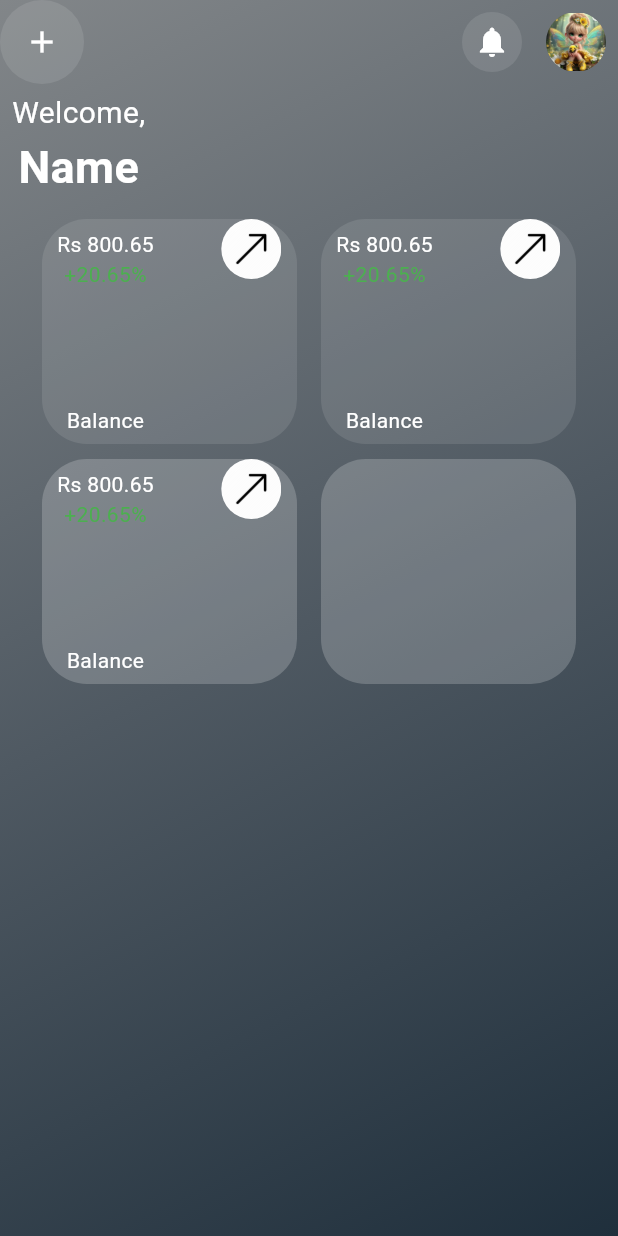
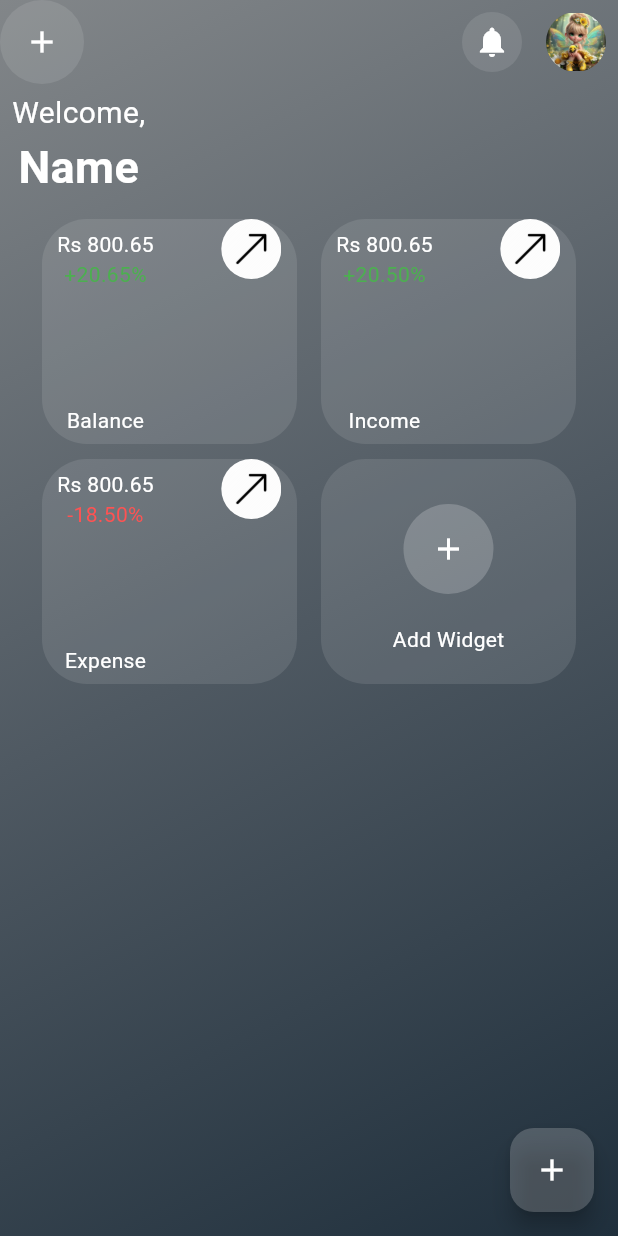
Before and after one commit to aleena02122002/banking_app, a Flutter app: the screen it shows after launch, on a phone screen of 412 x 824 dp. Run offline on Flutter 3.47's test engine with Material 3 defaults, Android fonts, the phone set to English and light mode, and no system bars.

Commit message:
Add widgets in home, customize bottom style sheet

```diff
--- a/lib/controllers/bottomStyleSheet.dart
+++ b/lib/controllers/bottomStyleSheet.dart
@@ -2,35 +2,24 @@ import 'package:flutter/material.dart';
 
 class BottomSheets extends StatefulWidget {
   final Widget child;
-  const BottomSheets({super.key, required this.child});
+  const BottomSheets({Key? key, required this.child}) : super(key: key);
 
   @override
   State<BottomSheets> createState() => _BottomSheetsState();
 }
 
 class _BottomSheetsState extends State<BottomSheets> {
-
-  final sheet = GlobalKey();
-  final controller = DraggableScrollableController();
   @override
   Widget build(BuildContext context) {
-    return LayoutBuilder(builder: (builder, constraints){
-      return DraggableScrollableSheet(
-          builder: (BuildContext context, ScrollController scrollController){
-            return DecoratedBox(decoration: BoxDecoration(
-              color: Colors.white,
-              boxShadow: [
-                BoxShadow(
-                  color: Colors.yellow,
-                  blurRadius: 10,
-                  spreadRadius: 1,
-                  offset: Offset(0, 1),
-                )
-              ],
-                borderRadius: BorderRadius.only(topLeft: Radius.circular(22),topRight: Radius.circular(22))
-            ));
-          }
-      );
-    });
+    return DraggableScrollableSheet(
+      builder: (BuildContext context, ScrollController scrollController) {
+        return Container(
+
+        );
+      },
+      initialChildSize: 0.5, // The initial size of the sheet when created
+      minChildSize: 0.25, // The minimum size of the sheet
+      maxChildSize: 1.0, // The maximum size of the sheet
+    );
   }
 }
--- a/lib/views/home.dart
+++ b/lib/views/home.dart
@@ -14,7 +14,6 @@ class _HomeViewState extends State<HomeView> {
   Widget build(BuildContext context) {
     return Scaffold(
       extendBodyBehindAppBar: true,
-      // bottomSheet: BottomSheets(child: Text('data')),
       appBar: AppBar(
         forceMaterialTransparency: true,
         leading: Container(
@@ -47,10 +46,6 @@ class _HomeViewState extends State<HomeView> {
                   child: Container(
                     width: 40,
                     height: 40,
-                    decoration: BoxDecoration(
-                      borderRadius: BorderRadius.circular(100),
-                      // color: Colors.white.withOpacity(0.1),
-                    ),
                     child: Image.asset("assets/images/profile2.jpg"),
                   ),
                 ),
@@ -77,7 +72,6 @@ class _HomeViewState extends State<HomeView> {
                           "Welcome,",
                           style: TextStyle(
                             fontSize: 20,
-                            // fontWeight: FontWeight.bold,
                             color: Colors.white,
                           ),
                         ),
@@ -94,8 +88,7 @@ class _HomeViewState extends State<HomeView> {
                   ),
                 ),
                 Padding(
-                  padding: const EdgeInsets.symmetric(
-                      horizontal: 8.0, vertical: 8.0),
+                  padding: const EdgeInsets.symmetric(horizontal: 8.0, vertical: 8.0),
                   child: Column(
                     mainAxisAlignment: MainAxisAlignment.center,
                     crossAxisAlignment: CrossAxisAlignment.center,
@@ -103,9 +96,44 @@ class _HomeViewState extends State<HomeView> {
                       Row(
                         mainAxisAlignment: MainAxisAlignment.center,
                         children: [
-                          Padding(
-                            padding:
-                                const EdgeInsets.symmetric(horizontal: 8.0),
+                          _buildCard("Rs 800.65", "+20.65%", "Balance", Colors.green),
+                          _buildCard("Rs 800.65", "+20.50%", "Income", Colors.green),
+                        ],
+                      ),
+                      const SizedBox(height: 10),
+                      Row(
+                        mainAxisAlignment: MainAxisAlignment.center,
+                        children: [
+                          _buildCard("Rs 800.65", "-18.50%", "Expense", Colors.redAccent),
+                          _buildAddWidgetCard(),
+                        ],
+                      ),
+                    ],
+                  ),
+                ),
+              ],
+            ),
+          ),
+        ),
+      ),
+      floatingActionButton: FloatingActionButton(
+        onPressed: () {
+          showModalBottomSheet(
+            context: context,
+            builder: (context) {
+              return BottomSheets(child: Text("Sheets"));
+            },
+          );
+        },
+        child: Icon(Icons.add,color: Colors.white,),
+        backgroundColor: Colors.white.withOpacity(0.2),
+      ),
+    );
+  }
+
+  Widget _buildCard(String amount, String percentage, String label, Color percentageColor) {
+    return Padding(
+      padding: const EdgeInsets.symmetric(horizontal: 8.0),
       child: Container(
         height: 150,
         width: 170,
@@ -118,34 +146,34 @@ class _HomeViewState extends State<HomeView> {
             Column(
               children: [
                 Padding(
-                                            padding: const EdgeInsets.symmetric(vertical: 7.0,horizontal: 10.0),
+                  padding: const EdgeInsets.symmetric(vertical: 7.0, horizontal: 10.0),
                   child: Column(
                     children: [
-                                                Text("Rs 800.65",style: TextStyle(color: Colors.white),),
-                                                Text("+20.65%",style: TextStyle(color: Colors.green),),
+                      Text(amount, style: TextStyle(color: Colors.white)),
+                      Text(percentage, style: TextStyle(color: percentageColor)),
                     ],
                   ),
                 ),
-                                          SizedBox(height:70 ),
-                                          Text("Balance",style: TextStyle(color: Colors.white),),
-
+                SizedBox(height: 70),
+                Text(label, style: TextStyle(color: Colors.white)),
               ],
             ),
-                                  SizedBox(width: 35,height: 10,),
+            SizedBox(width: 35, height: 10),
             Align(
               alignment: Alignment.topRight,
               child: ClipOval(
-                                            child: Image.asset(
-                                                "assets/images/arrow.png",width: 40,height: 40,),
+                child: Image.asset("assets/images/arrow.png", width: 40, height: 40),
               ),
             ),
           ],
         ),
       ),
-                          ),
-                          Padding(
-                            padding:
-                                const EdgeInsets.symmetric(horizontal: 8.0),
+    );
+  }
+
+  Widget _buildAddWidgetCard() {
+    return Padding(
+      padding: const EdgeInsets.symmetric(horizontal: 8.0),
       child: Container(
         height: 150,
         width: 170,
@@ -153,102 +181,21 @@ class _HomeViewState extends State<HomeView> {
           borderRadius: BorderRadius.circular(30),
           color: Colors.white.withOpacity(0.1),
         ),
-                              child: Row(
-                                children: [
-                                  Column(
-                                    children: [
-                                      Padding(
-                                        padding: const EdgeInsets.symmetric(vertical: 7.0,horizontal: 10.0),
         child: Column(
           children: [
-                                            Text("Rs 800.65",style: TextStyle(color: Colors.white),),
-                                            Text("+20.65%",style: TextStyle(color: Colors.green),),
-                                          ],
-                                        ),
-                                      ),
-                                      SizedBox(height:70 ),
-                                      Text("Balance",style: TextStyle(color: Colors.white),),
-
-                                    ],
-                                  ),
-                                  SizedBox(width: 35,height: 10,),
-                                  Align(
-                                    alignment: Alignment.topRight,
-                                    child: ClipOval(
-                                      child: Image.asset(
-                                        "assets/images/arrow.png",width: 40,height: 40,),
-                                    ),
-                                  ),
-                                ],
-                              ),
-                            ),
-                          ),
-                        ],
-                      ),
-                      const SizedBox(height: 10),
-                      Row(
-                        mainAxisAlignment: MainAxisAlignment.center,
-                        children: [
-                          Padding(
-                            padding:
-                                const EdgeInsets.symmetric(horizontal: 8.0),
-                            child: Container(
-                              height: 150,
-                              width: 170,
+            SizedBox(height: 30.0),
+            Container(
+              height: 60,
+              width: 60,
               decoration: BoxDecoration(
                 borderRadius: BorderRadius.circular(30),
                 color: Colors.white.withOpacity(0.2),
               ),
-                              child: Row(
-                                children: [
-                                  Column(
-                                    children: [
-                                      Padding(
-                                        padding: const EdgeInsets.symmetric(vertical: 7.0,horizontal: 10.0),
-                                        child: Column(
-                                          children: [
-                                            Text("Rs 800.65",style: TextStyle(color: Colors.white),),
-                                            Text("+20.65%",style: TextStyle(color: Colors.green),),
+              child: Icon(Icons.add, color: Colors.white),
+            ),
+            SizedBox(height: 20),
+            Text("Add Widget", style: TextStyle(color: Colors.white)),
           ],
-                                        ),
-                                      ),
-                                      SizedBox(height:70 ),
-                                      Text("Balance",style: TextStyle(color: Colors.white),),
-
-                                    ],
-                                  ),
-                                  SizedBox(width: 35,height: 10,),
-                                  Align(
-                                    alignment: Alignment.topRight,
-                                    child: ClipOval(
-                                      child: Image.asset(
-                                        "assets/images/arrow.png",width: 40,height: 40,),
-                                    ),
-                                  ),
-                                ],
-                              ),
-                            ),
-                          ),
-                          Padding(
-                            padding:
-                                const EdgeInsets.symmetric(horizontal: 8.0),
-                            child: Container(
-                              height: 150,
-                              width: 170,
-                              decoration: BoxDecoration(
-                                borderRadius: BorderRadius.circular(30),
-                                color: Colors.white.withOpacity(0.2),
-                              ),
-                            ),
-                          ),
-                        ],
-                      ),
-                    ],
-                  ),
-                ),
-              ],
-            ),
-          ),
         ),
       ),
     );
```
Lines whose indentation alone changed are shown as unchanged.
